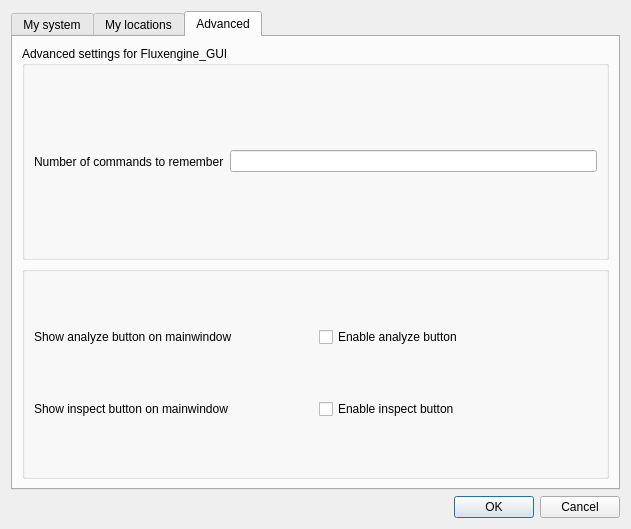
Before: the Qt Designer form dialogpreferences.ui in wybren1971/Fluxengine_GUI, drawn with Qt 5.
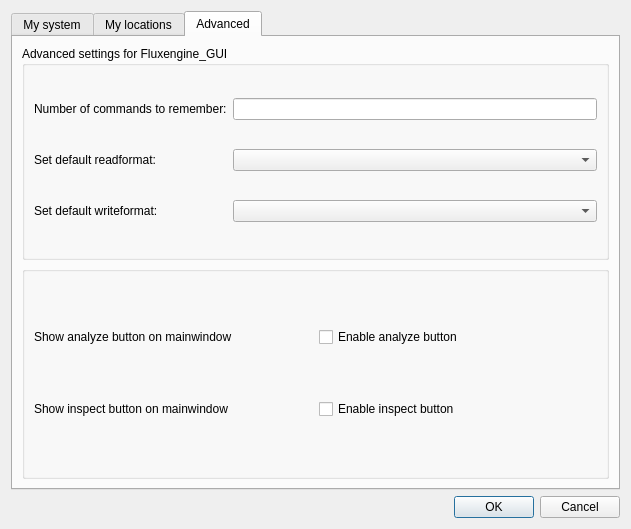
After: the same form once the commit is applied. The open tabs and pages were chosen to show the change.

Commit message: Add option to set default read and write format for wizard

The edit to the form file:
```diff
--- a/dialogpreferences.ui
+++ b/dialogpreferences.ui
@@ -262,17 +262,37 @@
          <property name="title">
           <string>Advanced settings for Fluxengine_GUI</string>
          </property>
-         <layout class="QHBoxLayout" name="horizontalLayout_4">
-          <item>
+         <layout class="QGridLayout" name="gridLayout_7">
+          <item row="0" column="0">
            <widget class="QLabel" name="label">
             <property name="text">
-             <string>Number of commands to remember</string>
+             <string>Number of commands to remember:</string>
             </property>
            </widget>
           </item>
-          <item>
+          <item row="0" column="1">
            <widget class="QLineEdit" name="intNumberofcommands"/>
           </item>
+          <item row="2" column="0">
+           <widget class="QLabel" name="label_4">
+            <property name="text">
+             <string>Set default readformat:</string>
+            </property>
+           </widget>
+          </item>
+          <item row="2" column="1">
+           <widget class="QComboBox" name="cmbDefaultreadformat"/>
+          </item>
+          <item row="3" column="0">
+           <widget class="QLabel" name="label_5">
+            <property name="text">
+             <string>Set default writeformat:</string>
+            </property>
+           </widget>
+          </item>
+          <item row="3" column="1">
+           <widget class="QComboBox" name="cmbDefaultwriteformat"/>
+          </item>
          </layout>
         </widget>
        </item>
```
Left out of the diff: 2 changed lines with no effect on the pictures. The commit also changes 2 other files.
